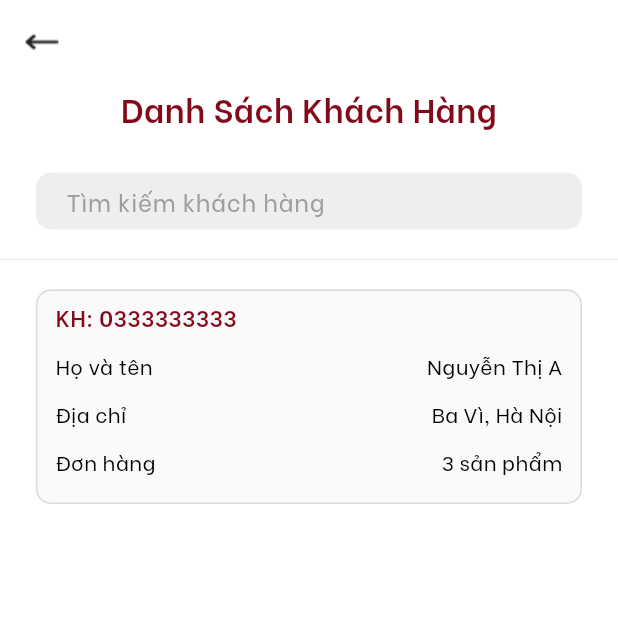
After one commit to anhnbn-hs/mbosswater, a Flutter app: the HomePage screen opened by its route, after a tap on "Khách hàng", on a phone screen of 412 x 824 dp, the top half of it. The commit adds this screen. Run offline on Flutter 3.47's test engine with Material 3 defaults, Android fonts, the phone set to English and light mode, and no system bars; our stand-ins replace bloc, cached_network_image, cloud_firestore, device_preview, dio, easy_stepper and 10 more; missing offline and left inert: email_otp, mobile_scanner; accounts and stored records are empty.

Commit message:
list customer

```diff
--- a/lib/core/styles/app_assets.dart
+++ b/lib/core/styles/app_assets.dart
@@ -8,6 +8,7 @@ class AppAssets {
   static const String icArrowLeft = 'assets/icons/ic_arrow-left.png';
   static const String icTeamManagement = 'assets/icons/ic_team-management.png';
   static const String icPerson = 'assets/icons/ic_person.png';
+  static const String icCart = 'assets/icons/ic_cart.png';
   // Images
   static const String imgBgHome = 'assets/images/img_bg_home.png';
   static const String imgLogo = 'assets/images/img_logo.png';
--- a/lib/features/customer/data/datasource/customer_datasource.dart
+++ b/lib/features/customer/data/datasource/customer_datasource.dart
@@ -6,6 +6,10 @@ abstract class CustomerDatasource {
 
   Future<List<Customer>> fetchCustomers();
 
+  Future<List<Customer>> fetchCustomersOfAgency(String agencyID);
+
+  Future<int> getGuaranteeCount(String userID);
+
   Future<List<Customer>> searchCustomers(String phoneNumberQuery);
 
   Future<List<Guarantee>> fetchGuaranteesOfCustomer(String customerID);
--- /dev/null
+++ b/lib/features/customer/presentation/bloc/fetch_customers_event.dart
@@ -0,0 +1,2 @@
+abstract class FetchCustomersEvent {}
+class FetchAllCustomers extends FetchCustomersEvent{}
--- /dev/null
+++ b/lib/features/customer/presentation/page/customer_list_page.dart
@@ -0,0 +1,160 @@
+import 'package:flutter/material.dart';
+import 'package:mbosswater/core/widgets/leading_back_button.dart';
+
+class CustomerListPage extends StatefulWidget {
+  const CustomerListPage({super.key});
+
+  @override
+  State<CustomerListPage> createState() => _CustomerListPageState();
+}
+
+class _CustomerListPageState extends State<CustomerListPage> {
+  @override
+  Widget build(BuildContext context) {
+    return Scaffold(
+      appBar: AppBar(
+        leading: const LeadingBackButton(),
+      ),
+      body: Column(
+        children: [
+          Padding(
+            padding: const EdgeInsets.symmetric(horizontal: 24),
+            child: Column(
+              crossAxisAlignment: CrossAxisAlignment.start,
+              children: [
+                const Align(
+                  alignment: Alignment.center,
+                  child: Text(
+                    "Danh Sách Khách Hàng",
+                    style: TextStyle(
+                      color: Color(0xff820a1a),
+                      fontWeight: FontWeight.w600,
+                      fontSize: 22,
+                    ),
+                  ),
+                ),
+                const SizedBox(height: 28),
+                Container(
+                  height: 38,
+                  width: double.infinity,
+                  padding: const EdgeInsets.symmetric(horizontal: 20),
+                  decoration: BoxDecoration(
+                    color: const Color(0xffEEEEEE),
+                    borderRadius: BorderRadius.circular(10),
+                  ),
+                  child: TextField(
+                    style: const TextStyle(
+                      fontSize: 17,
+                      fontWeight: FontWeight.w400,
+                      fontFamily: 'BeVietNam',
+                      color: Color(0xff3C3C43),
+                    ),
+                    decoration: InputDecoration(
+                        border: const UnderlineInputBorder(
+                            borderSide: BorderSide.none),
+                        hintText: 'Tìm kiếm khách hàng',
+                        hintStyle: TextStyle(
+                          fontSize: 16,
+                          fontWeight: FontWeight.w400,
+                          fontFamily: 'BeVietNam',
+                          color: Colors.grey.shade500,
+                        ),
+                        contentPadding:
+                            const EdgeInsets.symmetric(vertical: 10)),
+                  ),
+                ),
+              ],
+            ),
+          ),
+          Divider(
+            color: Colors.grey.shade400,
+            height: 40,
+            thickness: .2,
+          ),
+          Padding(
+            padding: const EdgeInsets.symmetric(horizontal: 24),
+            child: Container(
+              padding: const EdgeInsets.symmetric(
+                horizontal: 12,
+                vertical: 6,
+              ),
+              decoration: BoxDecoration(
+                color: const Color(0xffFAFAFA),
+                borderRadius: BorderRadius.circular(10),
+                border: Border.all(
+                  color: const Color(0xffDADADA),
+                ),
+              ),
+              child: Column(
+                children: [
+                  const Align(
+                    alignment: FractionalOffset.centerLeft,
+                    child: Text(
+                      "KH: 0333333333",
+                      style: TextStyle(
+                        color: Color(0xff820a1a),
+                        fontWeight: FontWeight.w600,
+                        fontSize: 15,
+                      ),
+                    ),
+                  ),
+                  const SizedBox(height: 12),
+                  buildCustomerInfoItem(
+                    label: "Họ và tên",
+                    value: " Nguyễn Thị A",
+                  ),
+                  buildCustomerInfoItem(
+                    label: "Địa chỉ",
+                    value: "Ba Vì, Hà Nội",
+                  ),
+                  buildCustomerInfoItem(
+                    label: "Đơn hàng",
+                    value: "3 sản phẩm",
+                  ),
+                ],
+              ),
+            ),
+          )
+        ],
+      ),
+    );
+
+  }
+
+  Widget buildCustomerInfoItem({required String label, required String value}) {
+    return Padding(
+      padding: const EdgeInsets.only(bottom: 12),
+      child: Row(
+        mainAxisAlignment: MainAxisAlignment.spaceBetween,
+        children: [
+          Text(
+            label,
+            style: const TextStyle(
+              color: Colors.black,
+              fontSize: 14,
+              fontWeight: FontWeight.w400,
+            ),
+          ),
+          const SizedBox(width: 36),
+          Expanded(
+            child: Align(
+              alignment: Alignment.centerRight,
+              child: Text(
+                value,
+                maxLines: 1,
+                style: const TextStyle(
+                  color: Colors.black,
+                  fontSize: 14,
+                  fontWeight: FontWeight.w400,
+                  overflow: TextOverflow.ellipsis,
+                ),
+              ),
+            ),
+          ),
+        ],
+      ),
+    );
+  }
+
+
+}
--- a/lib/features/home/home_page.dart
+++ b/lib/features/home/home_page.dart
@@ -114,11 +114,12 @@ class _HomePageState extends State<HomePage> {
                   ),
                 ),
                 child: SingleChildScrollView(
-                  child: Padding(
+                  child: Container(
                     padding: const EdgeInsets.symmetric(
                       horizontal: 24,
                       vertical: 30,
                     ),
+                    margin: EdgeInsets.only(bottom: 50),
                     child: Column(
                       children: <Widget>[
                         Container(
@@ -338,12 +339,35 @@ class _HomePageState extends State<HomePage> {
                               child: FeatureGridItem(
                                 title: "Mua bán hàng",
                                 subtitle: "Mua bán hàng với đại lý",
-                                assetIcon: AppAssets.icTeamManagement,
+                                assetIcon: AppAssets.icCart,
                                 onTap: () {},
                               ),
                             ),
                           ],
-                        )
+                        ),
+                        const SizedBox(height: 16),
+                        Row(
+                          mainAxisAlignment: MainAxisAlignment.spaceBetween,
+                          children: [
+                            Expanded(
+                              child: FeatureGridItem(
+                                title: "Cài đặt tài khoản",
+                                subtitle: "Thông tin tài khoản",
+                                assetIcon: AppAssets.icAccount,
+                                onTap: () {},
+                              ),
+                            ),
+                            const SizedBox(width: 20),
+                            Expanded(
+                              child: FeatureGridItem(
+                                title: "Khách hàng",
+                                subtitle: "Danh sách khách hàng",
+                                assetIcon: AppAssets.icCustomer,
+                                onTap: () => context.push("/customer-list"),
+                              ),
+                            ),
+                          ],
+                        ),
                       ],
                     ),
                   ),
--- a/lib/go_router.dart
+++ b/lib/go_router.dart
@@ -1,6 +1,7 @@
 import 'package:go_router/go_router.dart';
 import 'package:mbosswater/features/active_success/active_success_page.dart';
 import 'package:mbosswater/features/customer/presentation/page/customer_detail_page.dart';
+import 'package:mbosswater/features/customer/presentation/page/customer_list_page.dart';
 import 'package:mbosswater/features/guarantee/data/model/customer.dart';
 import 'package:mbosswater/features/guarantee/data/model/guarantee.dart';
 import 'package:mbosswater/features/guarantee/data/model/product.dart';
@@ -36,10 +37,6 @@ final GoRouter router = GoRouter(
       builder: (context, state) => HomePage(),
     ),
     GoRoute(
-      path: '/qrcode-scanner',
-      builder: (context, state) => const QrcodeScannerPage(),
-    ),
-    GoRoute(
       path: '/guarantee-active',
       builder: (context, state) {
         final data = state.extra as Product?;
@@ -64,5 +61,9 @@ final GoRouter router = GoRouter(
         return GuaranteeHistoryPage(guarantee: data);
       },
     ),
+    GoRoute(
+      path: '/customer-list',
+      builder: (context, state) => const CustomerListPage(),
+    ),
   ],
 );
```
Also changed, not shown: lib/features/customer/data/datasource/customer_datasource_impl.dart (+21 -0 lines), lib/features/customer/presentation/bloc/fetch_customers_state.dart (added, +15 -0 lines), lib/features/guarantee/presentation/page/guarantee_history_page.dart (+48 -7 lines), assets/icons/ic_cart.png (added), lib/features/customer/presentation/bloc/fetch_customers_bloc.dart (added).
